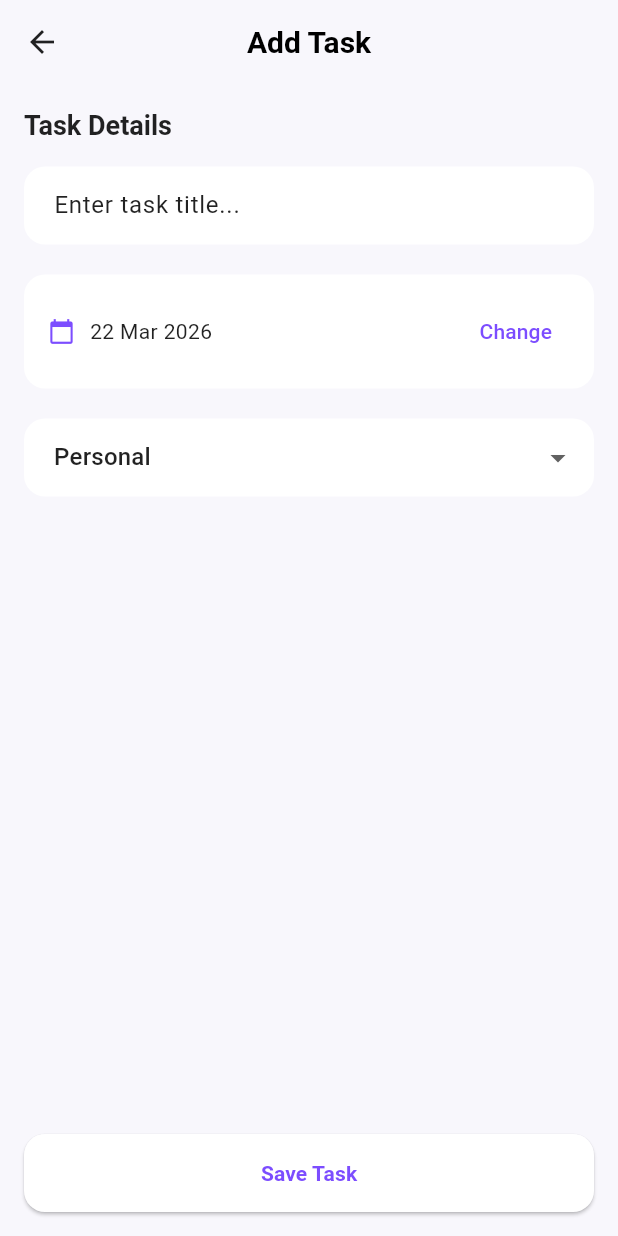
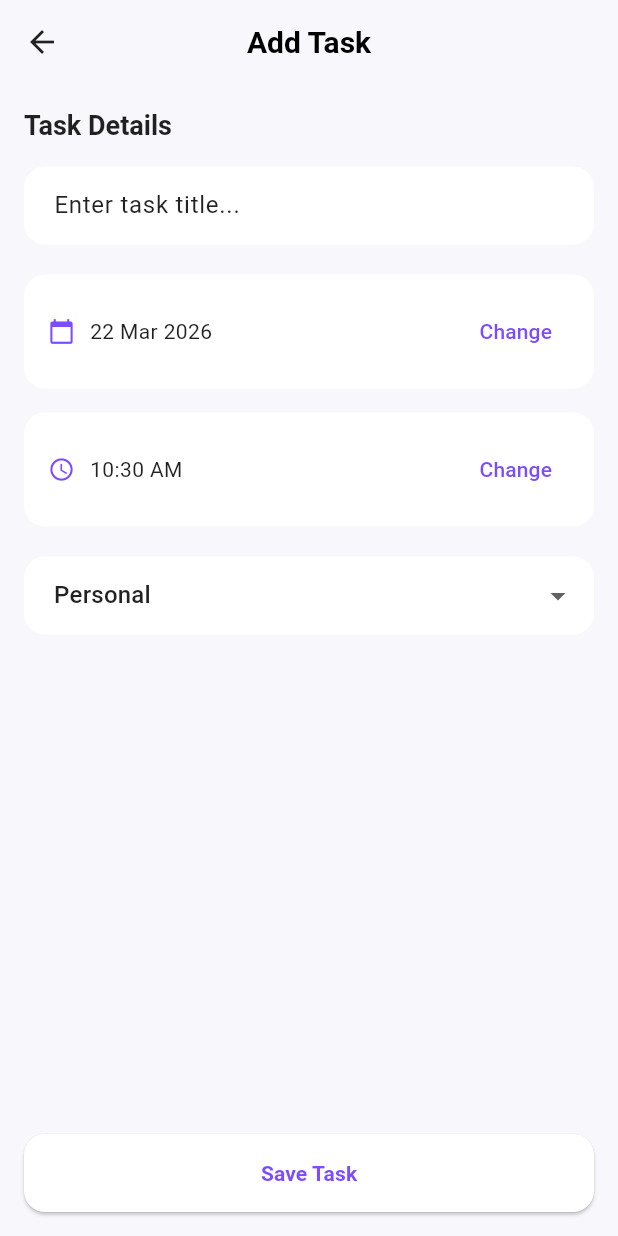
Before and after one commit to VALIXIS/planly_app, a Flutter app: the AddTaskScreen screen opened directly, after a tap on "Save Task", on a phone screen of 412 x 824 dp. Run offline on Flutter 3.47's test engine with Material 3 defaults, Android fonts, the light colour scheme and no system bars; our stand-ins replace hive, hive_flutter, table_calendar; accounts and stored records are empty.

Commit message:
Edit feature

```diff
--- a/lib/features/tasks/ui/add_task_screen.dart
+++ b/lib/features/tasks/ui/add_task_screen.dart
@@ -3,7 +3,9 @@ import 'package:intl/intl.dart';
 import '../models/task_model.dart';
 
 class AddTaskScreen extends StatefulWidget {
-  const AddTaskScreen({super.key});
+  final Task? task; // ✅ NEW
+
+  const AddTaskScreen({super.key, this.task});
 
   @override
   State<AddTaskScreen> createState() => _AddTaskScreenState();
@@ -12,6 +14,9 @@ class AddTaskScreen extends StatefulWidget {
 class _AddTaskScreenState extends State<AddTaskScreen> {
   final TextEditingController _controller = TextEditingController();
   DateTime selectedDate = DateTime.now();
+
+  TimeOfDay selectedTime = TimeOfDay.now();
+
   String selectedCategory = "Personal";
 
   final List<String> categories = [
@@ -20,6 +25,23 @@ class _AddTaskScreenState extends State<AddTaskScreen> {
     "Shopping",
     "Others",
   ];
+
+  @override
+  void initState() {
+    super.initState();
+
+    // ✅ PREFILL WHEN EDITING
+    if (widget.task != null) {
+      final task = widget.task!;
+      _controller.text = task.title;
+      selectedCategory = task.category ?? "Personal";
+
+      if (task.dueDate != null) {
+        selectedDate = task.dueDate!;
+        selectedTime = TimeOfDay.fromDateTime(task.dueDate!);
+      }
+    }
+  }
 
   @override
   void dispose() {
@@ -42,27 +64,62 @@ class _AddTaskScreenState extends State<AddTaskScreen> {
     }
   }
 
+  void pickTime() async {
+    final picked = await showTimePicker(
+      context: context,
+      initialTime: selectedTime,
+    );
+
+    if (picked != null) {
+      setState(() {
+        selectedTime = picked;
+      });
+    }
+  }
+
   void saveTask() {
     String title = _controller.text.trim();
     if (title.isEmpty) return;
 
-    final newTask = Task(
-      title: title,
-      category: selectedCategory,
-      dueDate: selectedDate,
-      isCompleted: false,
+    final combinedDateTime = DateTime(
+      selectedDate.year,
+      selectedDate.month,
+      selectedDate.day,
+      selectedTime.hour,
+      selectedTime.minute,
     );
 
-    Navigator.pop(context, newTask);
+    if (widget.task != null) {
+      // ✅ EDIT MODE
+      final task = widget.task!;
+      task.title = title;
+      task.category = selectedCategory;
+      task.dueDate = combinedDateTime;
+      task.save();
+
+      Navigator.pop(context);
+    } else {
+      // ✅ ADD MODE
+      final newTask = Task(
+        title: title,
+        category: selectedCategory,
+        dueDate: combinedDateTime,
+        isCompleted: false,
+      );
+
+      Navigator.pop(context, newTask);
+    }
   }
 
   @override
   Widget build(BuildContext context) {
+    final isEditing = widget.task != null;
+
     return Scaffold(
       backgroundColor: Theme.of(context).scaffoldBackgroundColor,
 
       appBar: AppBar(
-        title: const Text("Add Task"),
+        title: Text(isEditing ? "Edit Task" : "Add Task"),
       ),
 
       body: Padding(
@@ -70,22 +127,21 @@ class _AddTaskScreenState extends State<AddTaskScreen> {
         child: Column(
           crossAxisAlignment: CrossAxisAlignment.start,
           children: [
-            // 🧾 Title
             Text(
               "Task Details",
               style: Theme.of(context).textTheme.titleLarge,
             ),
             const SizedBox(height: 16),
 
-            // ✏️ Task Title Input (Modern)
+            // ✏️ Title
             TextField(
               controller: _controller,
               decoration: InputDecoration(
                 hintText: "Enter task title...",
                 filled: true,
                 fillColor: Colors.white,
-                contentPadding: const EdgeInsets.symmetric(
-                    horizontal: 16, vertical: 14),
+                contentPadding:
+                    const EdgeInsets.symmetric(horizontal: 16, vertical: 14),
                 border: OutlineInputBorder(
                   borderRadius: BorderRadius.circular(14),
                   borderSide: BorderSide.none,
@@ -95,10 +151,10 @@ class _AddTaskScreenState extends State<AddTaskScreen> {
 
             const SizedBox(height: 20),
 
-            // 📅 Date Picker (Modern Row Card)
+            // 📅 Date
             Container(
-              padding: const EdgeInsets.symmetric(
-                  horizontal: 16, vertical: 14),
+              padding:
+                  const EdgeInsets.symmetric(horizontal: 16, vertical: 14),
               decoration: BoxDecoration(
                 color: Colors.white,
                 borderRadius: BorderRadius.circular(14),
@@ -113,10 +169,7 @@ class _AddTaskScreenState extends State<AddTaskScreen> {
                           color:
                               Theme.of(context).colorScheme.primary),
                       const SizedBox(width: 10),
-                      Text(
-                        DateFormat('dd MMM yyyy')
-                            .format(selectedDate),
-                      ),
+                      Text(DateFormat('dd MMM yyyy').format(selectedDate)),
                     ],
                   ),
                   TextButton(
@@ -127,9 +180,40 @@ class _AddTaskScreenState extends State<AddTaskScreen> {
               ),
             ),
 
+            const SizedBox(height: 16),
+
+            // ⏰ Time
+            Container(
+              padding:
+                  const EdgeInsets.symmetric(horizontal: 16, vertical: 14),
+              decoration: BoxDecoration(
+                color: Colors.white,
+                borderRadius: BorderRadius.circular(14),
+              ),
+              child: Row(
+                mainAxisAlignment: MainAxisAlignment.spaceBetween,
+                children: [
+                  Row(
+                    children: [
+                      Icon(Icons.access_time,
+                          size: 18,
+                          color:
+                              Theme.of(context).colorScheme.primary),
+                      const SizedBox(width: 10),
+                      Text(selectedTime.format(context)),
+                    ],
+                  ),
+                  TextButton(
+                    onPressed: pickTime,
+                    child: const Text("Change"),
+                  ),
+                ],
+              ),
+            ),
+
             const SizedBox(height: 20),
 
-            // 🏷 Category Dropdown (Modern)
+            // 🏷 Category
             DropdownButtonFormField<String>(
               value: selectedCategory,
               items: categories.map((cat) {
@@ -146,8 +230,8 @@ class _AddTaskScreenState extends State<AddTaskScreen> {
               decoration: InputDecoration(
                 filled: true,
                 fillColor: Colors.white,
-                contentPadding: const EdgeInsets.symmetric(
-                    horizontal: 16, vertical: 14),
+                contentPadding:
+                    const EdgeInsets.symmetric(horizontal: 16, vertical: 14),
                 border: OutlineInputBorder(
                   borderRadius: BorderRadius.circular(14),
                   borderSide: BorderSide.none,
@@ -157,7 +241,7 @@ class _AddTaskScreenState extends State<AddTaskScreen> {
 
             const Spacer(),
 
-            // 🚀 Save Button (Professional)
+            // 🚀 Save
             SizedBox(
               width: double.infinity,
               child: ElevatedButton(
@@ -169,9 +253,9 @@ class _AddTaskScreenState extends State<AddTaskScreen> {
                     borderRadius: BorderRadius.circular(14),
                   ),
                 ),
-                child: const Text(
-                  "Save Task",
-                  style: TextStyle(fontWeight: FontWeight.w600),
+                child: Text(
+                  isEditing ? "Update Task" : "Save Task",
+                  style: const TextStyle(fontWeight: FontWeight.w600),
                 ),
               ),
             ),
--- a/lib/features/tasks/ui/home_screen.dart
+++ b/lib/features/tasks/ui/home_screen.dart
@@ -28,7 +28,7 @@ class HomeScreen extends StatelessWidget {
 
           return Column(
             children: [
-              // 💎 Modern Progress Card
+              // 💎 Progress Card
               Card(
                 margin: const EdgeInsets.fromLTRB(16, 16, 16, 8),
                 child: Padding(
@@ -126,12 +126,23 @@ class HomeScreen extends StatelessWidget {
                               margin: const EdgeInsets.symmetric(
                                   vertical: 6),
                               child: ListTile(
+                                // ✅ NEW: TAP TO EDIT
+                                onTap: () async {
+                                  await Navigator.push(
+                                    context,
+                                    MaterialPageRoute(
+                                      builder: (_) =>
+                                          AddTaskScreen(task: task),
+                                    ),
+                                  );
+                                },
+
                                 contentPadding:
                                     const EdgeInsets.symmetric(
                                         horizontal: 16,
                                         vertical: 10),
 
-                                // ✅ Checkbox (modern)
+                                // ✅ Checkbox
                                 leading: GestureDetector(
                                   onTap: () {
                                     task.isCompleted =
@@ -181,7 +192,7 @@ class HomeScreen extends StatelessWidget {
                                       const EdgeInsets.only(top: 6),
                                   child: Row(
                                     children: [
-                                      // 🏷 Category Chip
+                                      // 🏷 Category
                                       Container(
                                         padding:
                                             const EdgeInsets.symmetric(
--- a/lib/main.dart
+++ b/lib/main.dart
@@ -13,10 +13,12 @@ void main() async {
 
   await Hive.initFlutter();
   Hive.registerAdapter(TaskAdapter());
-  final box = await Hive.openBox<Task>('tasks');
 
-  // ⚠️ Keep this only for development
-  await box.clear();
+  // ✅ Open Hive box
+  await Hive.openBox<Task>('tasks');
+
+  // ❌ Removed Notification init
+  // await NotificationService.init();
 
   runApp(const MyApp());
 }
@@ -34,7 +36,6 @@ class MyApp extends StatelessWidget {
       theme: ThemeData(
         useMaterial3: true,
 
-        // 🎨 PROFESSIONAL COLOR SYSTEM
         colorScheme: const ColorScheme(
           brightness: Brightness.light,
           primary: Color(0xFF7C4DFF),
@@ -51,7 +52,6 @@ class MyApp extends StatelessWidget {
 
         scaffoldBackgroundColor: const Color(0xFFF8F7FC),
 
-        // 🧾 APP BAR
         appBarTheme: const AppBarTheme(
           backgroundColor: Colors.transparent,
           elevation: 0,
@@ -63,7 +63,6 @@ class MyApp extends StatelessWidget {
           ),
         ),
 
-        // ✅ FIXED (CardTheme → CardThemeData)
         cardTheme: CardThemeData(
           elevation: 1.5,
           shadowColor: Colors.black12,
@@ -72,7 +71,6 @@ class MyApp extends StatelessWidget {
           ),
         ),
 
-        // 💬 SNACKBAR
         snackBarTheme: SnackBarThemeData(
           behavior: SnackBarBehavior.floating,
           backgroundColor: const Color(0xFF2E2E2E),
@@ -82,13 +80,11 @@ class MyApp extends StatelessWidget {
           ),
         ),
 
-        // ➕ FAB
         floatingActionButtonTheme: const FloatingActionButtonThemeData(
           backgroundColor: Color(0xFF7C4DFF),
           elevation: 2,
         ),
 
-        // 🔤 TEXT
         textTheme: const TextTheme(
           titleLarge: TextStyle(
             fontSize: 18,
@@ -129,7 +125,6 @@ class _MainScreenState extends State<MainScreen> {
     return Scaffold(
       body: screens[currentIndex],
 
-      // 🔥 MODERN NAVIGATION
       bottomNavigationBar: NavigationBar(
         height: 70,
         selectedIndex: currentIndex,
--- a/pubspec.yaml
+++ b/pubspec.yaml
@@ -22,12 +22,16 @@ dependencies:
   intl: ^0.18.1
   table_calendar: ^3.0.9
 
+  # ❌ REMOVED notifications
+  # flutter_local_notifications: ^17.0.0
+  # timezone: ^0.9.2
+
 dev_dependencies:
   flutter_test:
     sdk: flutter
   flutter_lints: ^6.0.0
 
-  # 🛠 Hive code generation (compatible versions)
+  # 🛠 Hive code generation
   hive_generator: ^2.0.1
   build_runner: ^2.4.6
 
```
Also changed, not shown: 1 other file.
